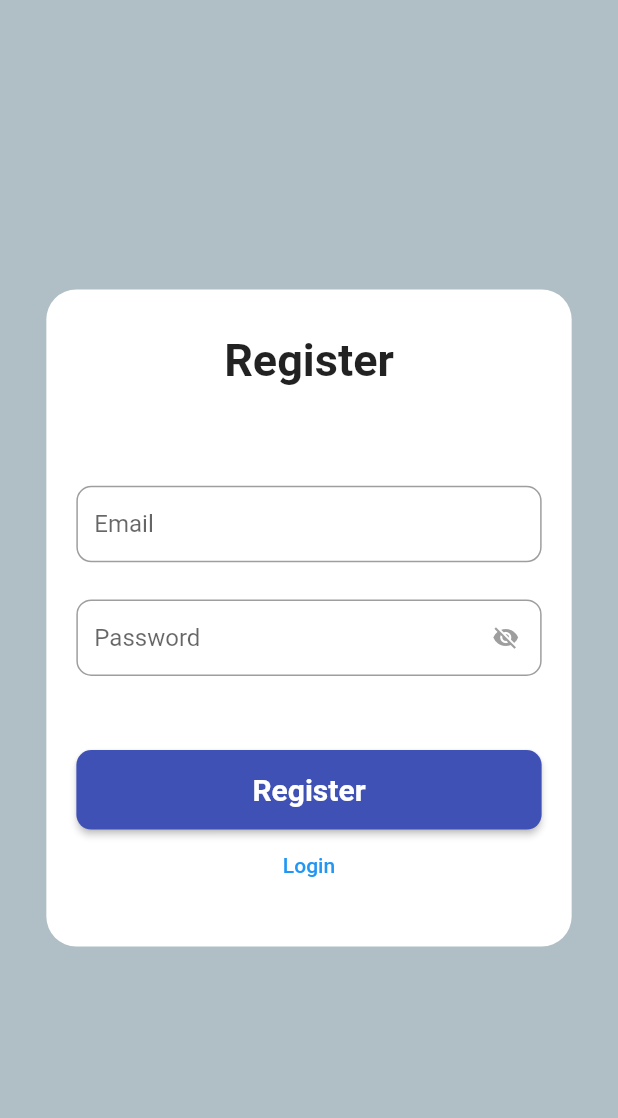
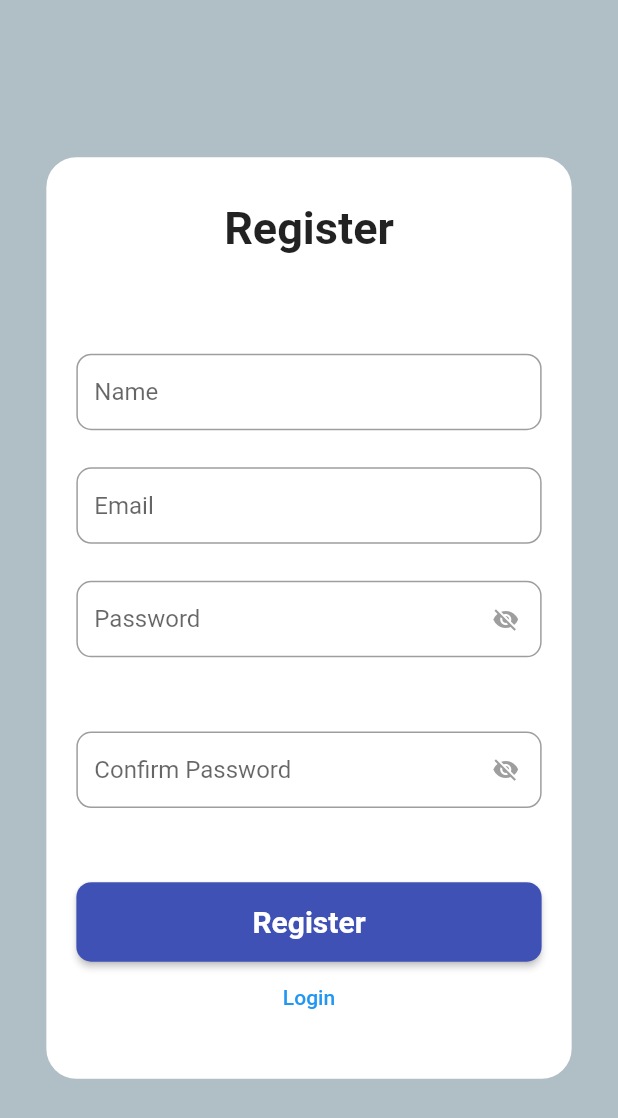
Before and after one commit to tessayf55/app-simaru, a Flutter app: the screen it shows after launch, on a phone screen of 412 x 824 dp. Shown: the top 1118 px of the screen. Run offline on Flutter 3.47's test engine with Material 2 defaults, Android fonts, the phone set to English and light mode, and no system bars; our stand-ins replace dio.

Commit message:
Fix register

```diff
--- a/lib/screens/register.dart
+++ b/lib/screens/register.dart
@@ -13,8 +13,10 @@ class RegisterScreen extends StatefulWidget {
 
 class _RegisterScreenState extends State<RegisterScreen> {
   final GlobalKey<FormState> _formKey = GlobalKey<FormState>();
+  final TextEditingController nameController = TextEditingController();
   final TextEditingController emailController = TextEditingController();
   final TextEditingController passwordController = TextEditingController();
+  final TextEditingController passwordConfirmController = TextEditingController();
   final ApiClient _apiClient = ApiClient();
   bool _showPassword = false;
 
@@ -26,10 +28,10 @@ class _RegisterScreenState extends State<RegisterScreen> {
       ));
 
       Map<String, dynamic> userData = {
-        "name" : "Test",
+        "name" : nameController.text,
         "email": emailController.text,
         "password": passwordController.text,
-        "password_confirmation": passwordController.text,
+        "password_confirmation": passwordConfirmController.text,
       };
 
       dynamic res = await _apiClient.registerUser(userData);
@@ -86,6 +88,20 @@ class _RegisterScreenState extends State<RegisterScreen> {
                     SizedBox(height: size.height * 0.03),
                     TextFormField(
                       validator: (value) =>
+                          Validator.validateName(value ?? ""),
+                      controller: nameController,
+                      keyboardType: TextInputType.name,
+                      decoration: InputDecoration(
+                        hintText: "Name",
+                        isDense: true,
+                        border: OutlineInputBorder(
+                          borderRadius: BorderRadius.circular(10),
+                        ),
+                      ),
+                    ),
+                    SizedBox(height: size.height * 0.03),
+                    TextFormField(
+                      validator: (value) =>
                           Validator.validateEmail(value ?? ""),
                       controller: emailController,
                       keyboardType: TextInputType.emailAddress,
@@ -106,6 +122,34 @@ class _RegisterScreenState extends State<RegisterScreen> {
                       keyboardType: TextInputType.visiblePassword,
                       decoration: InputDecoration(
                         hintText: "Password",
+                        suffixIcon: GestureDetector(
+                          onTap: () {
+                            setState(() {
+                              _showPassword = !_showPassword;
+                            });
+                          },
+                          child: Icon(
+                            _showPassword
+                                ? Icons.visibility
+                                : Icons.visibility_off,
+                            color: Colors.grey,
+                          ),
+                        ),
+                        isDense: true,
+                        border: OutlineInputBorder(
+                          borderRadius: BorderRadius.circular(10),
+                        ),
+                      ),
+                    ),
+                    SizedBox(height: size.height * 0.06),
+                     TextFormField(
+                      obscureText: _showPassword,
+                      validator: (value) =>
+                          Validator.validatePassword(value ?? ""),
+                      controller: passwordConfirmController,
+                      keyboardType: TextInputType.visiblePassword,
+                      decoration: InputDecoration(
+                        hintText: "Confirm Password",
                         suffixIcon: GestureDetector(
                           onTap: () {
                             setState(() {
```
